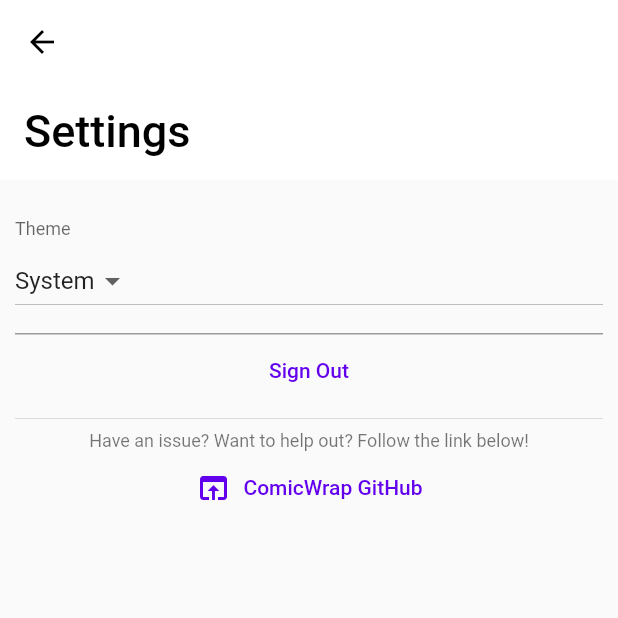
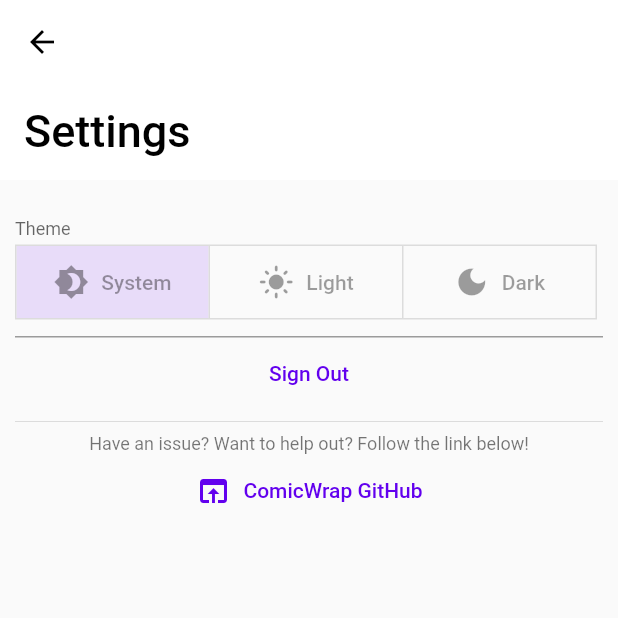
Before and after one commit to jackv24/ComicWrap-F, a Flutter app: the SettingsScreen screen opened directly, on a phone screen of 412 x 824 dp, the top half of it. Run offline on Flutter 3.47's test engine with Material 2 defaults, Android fonts, the phone set to English and light mode, and no system bars; our stand-ins replace badges, cloud_firestore, cloud_functions, firebase_auth, firebase_core, flutter_cache_manager and 12 more; accounts and stored records are empty; generated files the repository leaves out were written again.

Commit message:
Theme mode selector is now a ToggleButtons

```diff
--- a/lib/pages/settings/settings_screen.dart
+++ b/lib/pages/settings/settings_screen.dart
@@ -29,22 +29,36 @@ class _SettingsScreenState extends State<SettingsScreen> {
               InputDecorator(
                 decoration:
                     InputDecoration(label: Text(loc.settingsThemeLabel)),
-                child: Consumer(builder: (context, watch, child) {
-                  final currentTheme = watch(themeModeProvider);
-                  return DropdownButton<ThemeMode>(
-                    value: currentTheme,
-                    items: ThemeMode.values
-                        .map((val) => DropdownMenuItem(
-                              value: val,
-                              child: Text(_getThemeModeName(val, loc)),
-                            ))
-                        .toList(),
-                    onChanged: (val) {
-                      if (val == null) return;
-                      context.read(themeModeProvider.notifier).setTheme(val);
-                    },
-                  );
-                }),
+                child: LayoutBuilder(
+                  builder: (context, constraints) {
+                    return Consumer(builder: (context, watch, child) {
+                      final currentTheme = watch(themeModeProvider);
+                      const borderWidth = 1.0;
+                      return ToggleButtons(
+                        borderWidth: borderWidth,
+                        constraints: BoxConstraints.expand(
+                          width: (constraints.maxWidth - borderWidth * 2) /
+                                  ThemeMode.values.length -
+                              borderWidth * 2,
+                          height: 48.0,
+                        ),
+                        children: ThemeMode.values
+                            .map((val) => TextButton.icon(
+                                  onPressed: null,
+                                  icon: Icon(_getThemeModeIcon(val)),
+                                  label: Text(_getThemeModeName(val, loc)),
+                                ))
+                            .toList(),
+                        isSelected: ThemeMode.values
+                            .map((val) => currentTheme == val)
+                            .toList(),
+                        onPressed: (index) => context
+                            .read(themeModeProvider.notifier)
+                            .setTheme(ThemeMode.values[index]),
+                      );
+                    });
+                  },
+                ),
               ),
               TextButton(
                 onPressed: () async {
@@ -62,6 +76,17 @@ class _SettingsScreenState extends State<SettingsScreen> {
     );
   }
 
+  IconData? _getThemeModeIcon(ThemeMode mode) {
+    switch (mode) {
+      case ThemeMode.system:
+        return Icons.brightness_4;
+      case ThemeMode.light:
+        return Icons.light_mode;
+      case ThemeMode.dark:
+        return Icons.dark_mode;
+    }
+  }
+
   String _getThemeModeName(ThemeMode mode, AppLocalizations loc) {
     switch (mode) {
       case ThemeMode.system:
@@ -70,8 +95,6 @@ class _SettingsScreenState extends State<SettingsScreen> {
         return loc.settingsThemeModeLight;
       case ThemeMode.dark:
         return loc.settingsThemeModeDark;
-      default:
-        return mode.name;
     }
   }
 }
```
